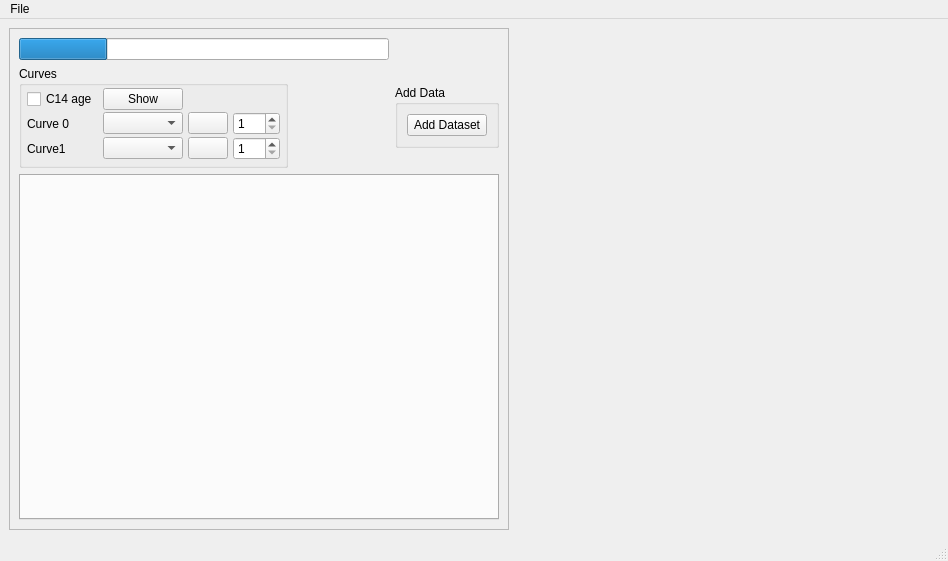
This is Library/UIFiles/MainWindow.ui in Theserich/Wigglematcher as Qt 5 draws it before an edit. The edited form follows.
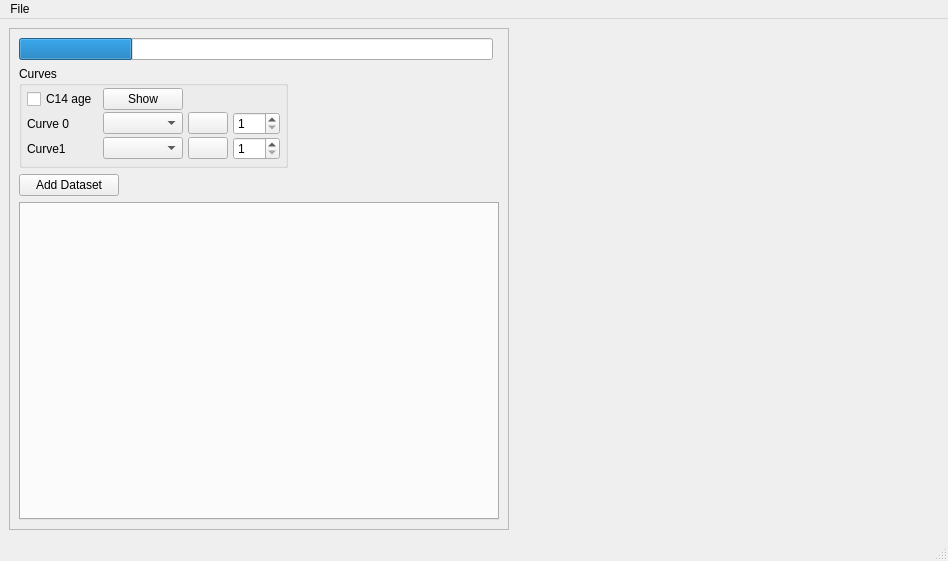
This is the edited form. Custom widgets are drawn as their Qt base class.

Diff of the .ui file:
```diff
--- a/Library/UIFiles/MainWindow.ui
+++ b/Library/UIFiles/MainWindow.ui
@@ -57,7 +57,7 @@
         </rect>
        </property>
        <layout class="QGridLayout" name="gridLayout_2">
-        <item row="3" column="0">
+        <item row="2" column="0">
          <widget class="QGroupBox" name="groupBox">
           <property name="sizePolicy">
            <sizepolicy hsizetype="Fixed" vsizetype="Fixed">
@@ -164,28 +164,6 @@
           </layout>
          </widget>
         </item>
-        <item row="3" column="1">
-         <widget class="QGroupBox" name="groupBox_2">
-          <property name="sizePolicy">
-           <sizepolicy hsizetype="Fixed" vsizetype="Fixed">
-            <horstretch>0</horstretch>
-            <verstretch>0</verstretch>
-           </sizepolicy>
-          </property>
-          <property name="title">
-           <string>Add Data</string>
-          </property>
-          <layout class="QGridLayout" name="gridLayout_4">
-           <item row="1" column="0">
-            <widget class="QPushButton" name="addDatasetButton">
-             <property name="text">
-              <string>Add Dataset</string>
-             </property>
-            </widget>
-           </item>
-          </layout>
-         </widget>
-        </item>
         <item row="0" column="0">
          <widget class="QProgressBar" name="progressBar">
           <property name="styleSheet">
@@ -202,6 +180,19 @@
           </property>
          </widget>
         </item>
+        <item row="3" column="0">
+         <widget class="QPushButton" name="addDatasetButton">
+          <property name="maximumSize">
+           <size>
+            <width>100</width>
+            <height>16777215</height>
+           </size>
+          </property>
+          <property name="text">
+           <string>Add Dataset</string>
+          </property>
+         </widget>
+        </item>
         <item row="4" column="0" colspan="2">
          <widget class="EditableTabWidget" name="tabWidget">
           <property name="sizePolicy">
```
